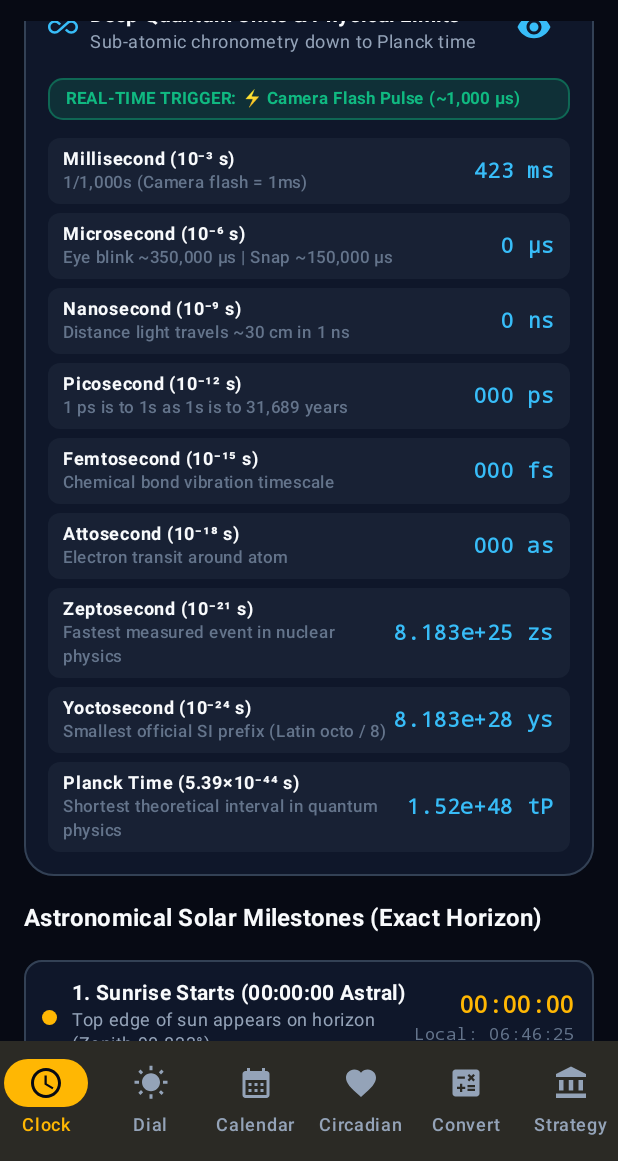
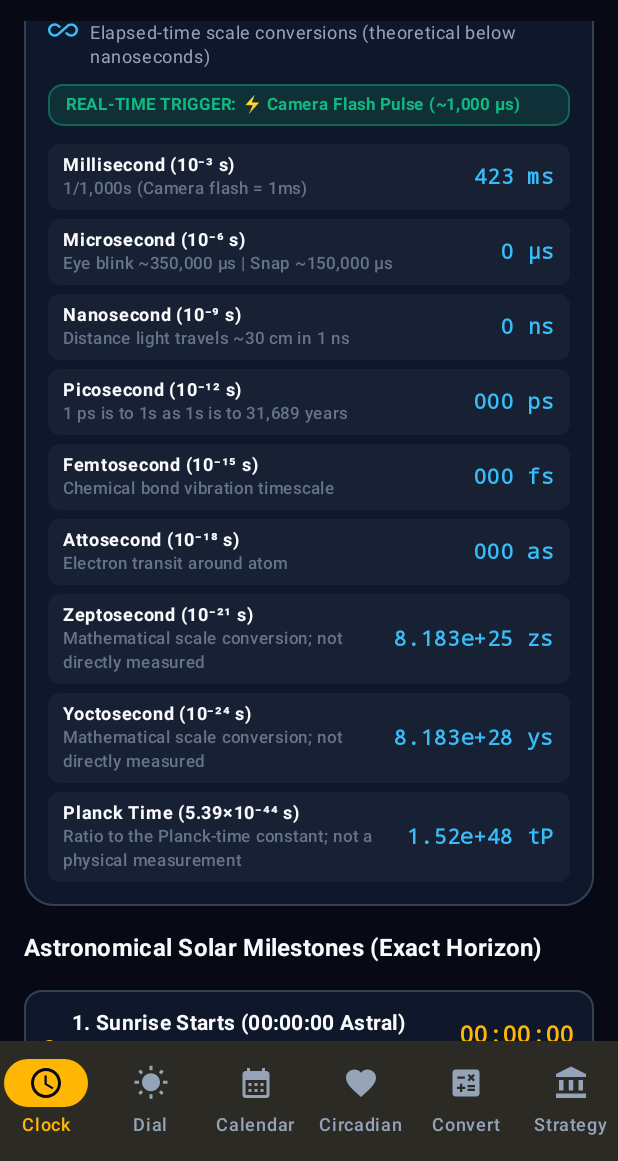
Before and after one commit to JAPStudios/AstralSync, an Android app built with Jetpack Compose: the screen it shows after launch (MainActivity), scrolled down 476 dp, on a phone screen of 412 x 824 dp, the part 75-1236 px from its top. Run offline under Robolectric (Android 15) with nearby library versions, the phone set to English and light mode, and no system bars.

Commit message:
Clarify displayed clock precision and theoretical time-scale conversions

```diff
--- a/app/src/main/java/com/example/ui/screens/ClockScreen.kt
+++ b/app/src/main/java/com/example/ui/screens/ClockScreen.kt
@@ -168,13 +168,9 @@ fun ClockScreen(
                         color = TextPrimary
                     )
 
-                    // Milliseconds & Microseconds
+                    // Wall-clock time is sourced from millisecond-resolution system time.
                     Text(
-                        text = String.format(
-                            ".%03d ms  %03d µs",
-                            state.astralTime.milliseconds,
-                            state.astralTime.microseconds
-                        ),
+                        text = String.format(".%03d ms", state.astralTime.milliseconds),
                         style = MaterialTheme.typography.titleMedium.copy(
                             fontFamily = FontFamily.Monospace,
                             fontWeight = FontWeight.SemiBold
@@ -285,12 +281,12 @@ fun ClockScreen(
                             Icon(Icons.Default.AllInclusive, contentDescription = null, tint = CelestialCyan, modifier = Modifier.size(20.dp))
                             Column {
                                 Text(
-                                    text = "Deep Quantum Units & Physical Limits",
+                                    text = "Elapsed-Time Scale Conversions",
                                     style = MaterialTheme.typography.titleSmall.copy(fontWeight = FontWeight.Bold),
                                     color = TextPrimary
                                 )
                                 Text(
-                                    text = "Sub-atomic chronometry down to Planck time",
+                                    text = "Elapsed-time scale conversions (theoretical below nanoseconds)",
                                     style = MaterialTheme.typography.bodySmall,
                                     color = TextSecondary
                                 )
@@ -332,9 +328,9 @@ fun ClockScreen(
                             QuantumUnitRow("Picosecond (10⁻¹² s)", "${state.quantumChronometry.picoseconds} ps", "1 ps is to 1s as 1s is to 31,689 years")
                             QuantumUnitRow("Femtosecond (10⁻¹⁵ s)", "${state.quantumChronometry.femtoseconds} fs", "Chemical bond vibration timescale")
                             QuantumUnitRow("Attosecond (10⁻¹⁸ s)", "${state.quantumChronometry.attoseconds} as", "Electron transit around atom")
-                            QuantumUnitRow("Zeptosecond (10⁻²¹ s)", state.quantumChronometry.zeptoseconds, "Fastest measured event in nuclear physics")
-                            QuantumUnitRow("Yoctosecond (10⁻²⁴ s)", state.quantumChronometry.yoctoseconds, "Smallest official SI prefix (Latin octo / 8)")
-                            QuantumUnitRow("Planck Time (5.39×10⁻⁴⁴ s)", state.quantumChronometry.planckTimes, "Shortest theoretical interval in quantum physics")
+                            QuantumUnitRow("Zeptosecond (10⁻²¹ s)", state.quantumChronometry.zeptoseconds, "Mathematical scale conversion; not directly measured")
+                            QuantumUnitRow("Yoctosecond (10⁻²⁴ s)", state.quantumChronometry.yoctoseconds, "Mathematical scale conversion; not directly measured")
+                            QuantumUnitRow("Planck Time (5.39×10⁻⁴⁴ s)", state.quantumChronometry.planckTimes, "Ratio to the Planck-time constant; not a physical measurement")
                         }
                     }
                 }
```
